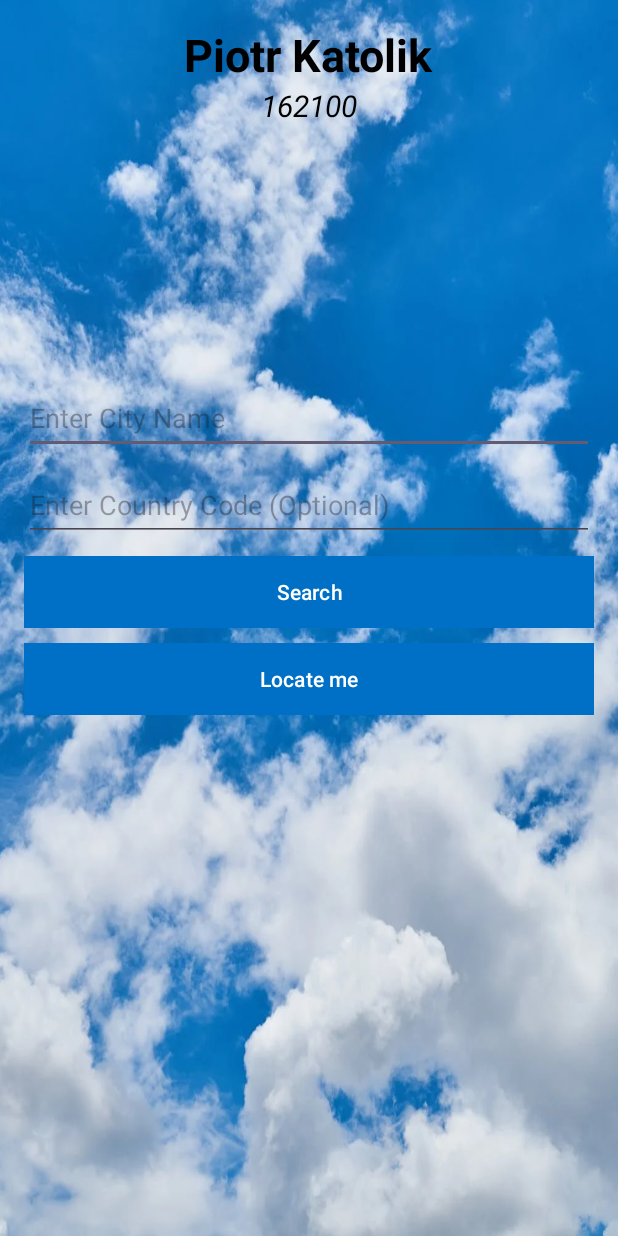
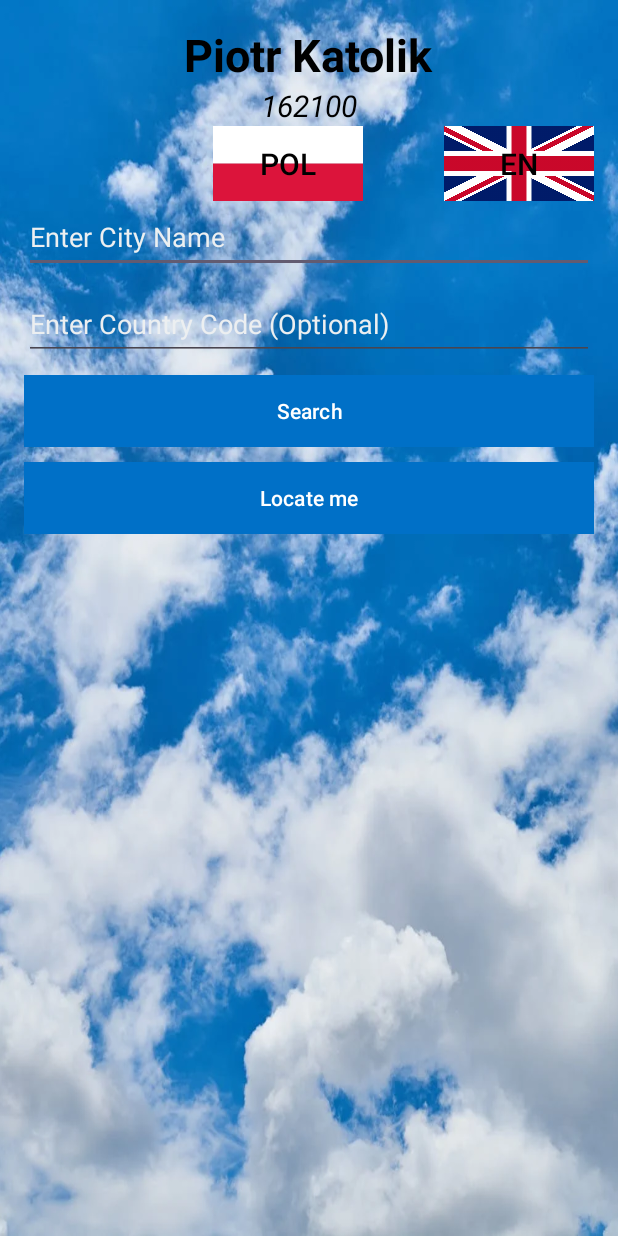
Before and after one commit to Splendorius/WeatherApp-Android, an Android app: the screen it shows after launch (MainActivity), on a phone screen of 412 x 824 dp. Run offline under Robolectric (Android 15) with nearby library versions, the phone set to English and light mode, and no system bars; our stand-ins replace Volley.

Commit message:
Dodano obsługę zmiany języka aplikacji

```diff
--- a/app/src/main/AndroidManifest.xml
+++ b/app/src/main/AndroidManifest.xml
@@ -19,6 +19,8 @@
         android:theme="@style/Theme.Weather_app"
         tools:targetApi="31">
         <activity
+            android:configChanges="locale|orientation"
+            android:windowSoftInputMode="adjustPan"
             android:name=".MainActivity"
             android:exported="true"
             android:label="@string/app_name"
--- a/app/src/main/res/layout/activity_main.xml
+++ b/app/src/main/res/layout/activity_main.xml
@@ -29,8 +29,50 @@
 
     <LinearLayout
         android:layout_width="match_parent"
+        android:layout_height="50dp"
+        android:orientation="horizontal">
+
+        <Space
+            android:layout_width="122dp"
             android:layout_height="match_parent"
-        android:gravity="center"
+            android:layout_weight="1" />
+
+
+        <Button
+            android:id="@+id/button"
+            style="?android:attr/buttonBarButtonStyle"
+            android:layout_width="100dp"
+            android:layout_height="50dp"
+            android:background="@drawable/pl_flag"
+            android:onClick="ChangePL"
+            android:text="@string/pol"
+            android:textColor="@android:color/black"
+            android:textSize="20sp"
+            app:backgroundTint="@null" />
+
+        <Space
+            android:layout_width="50dp"
+            android:layout_height="wrap_content"
+            android:layout_weight="1" />
+
+        <Button
+            android:id="@+id/button3"
+            style="?android:attr/buttonBarButtonStyle"
+            android:layout_width="100dp"
+            android:layout_height="50dp"
+            android:background="@drawable/uk_flag"
+            android:onClick="ChangeEN"
+            android:text="@string/en"
+            android:textColor="@android:color/black"
+            android:textSize="20sp"
+            app:backgroundTint="@null" />
+
+    </LinearLayout>
+
+    <LinearLayout
+        android:layout_width="match_parent"
+        android:layout_height="match_parent"
+        android:gravity="top"
         android:orientation="vertical">
 
         <EditText
@@ -38,9 +80,11 @@
             android:layout_width="match_parent"
             android:layout_height="48dp"
             android:layout_marginBottom="10dp"
+            android:autofillHints="City"
             android:ems="10"
             android:hint="@string/city_enter"
-            android:inputType="textPersonName" />
+            android:inputType="textPersonName"
+            android:textColorHint="#ECEFF1" />
 
         <EditText
             android:id="@+id/etCountry"
@@ -49,7 +93,9 @@
             android:layout_marginBottom="10dp"
             android:ems="10"
             android:hint="@string/country_enter"
-            android:inputType="textPersonName" />
+            android:inputType="textPersonName"
+            android:textColorHint="#ECEFF1"
+            android:autofillHints="" />
 
         <Button
             android:id="@+id/btnGet"
@@ -83,4 +129,5 @@
                 android:layout_height="wrap_content" />
         </ScrollView>
     </LinearLayout>
+
 </LinearLayout>
--- a/app/src/main/res/values/strings.xml
+++ b/app/src/main/res/values/strings.xml
@@ -1,9 +1,5 @@
 <resources>
-    <string name="app_name">Weather_app</string>
-    <string name="action_settings">Settings</string>
-
-    <string name="next">Next</string>
-    <string name="previous">Previous</string>
+    <string name="app_name" translatable="false">Weather_app</string>
 
     <string name="city_enter">Enter City Name</string>
     <string name="country_enter">"Enter Country Code (Optional)"</string>
@@ -11,12 +7,25 @@
     <string name="search">"Search"</string>
     <string name="locate">"Locate me"</string>
 
-    <string name="name">Piotr Katolik</string>
-    <string name="album">162100</string>
+    <string name="name" translatable="false">Piotr Katolik</string>
+    <string name="album" translatable="false">162100</string>
 
 
     <string name="city_empty">City field can not be empty!</string>
     <string name="loading">Loading, please wait!</string>
     <string name="permission">Give permissions and refresh result</string>
 
+    <string name="Current_weather">Current weather of \t</string>
+    <string name="Temp">\n Temp: \t</string>
+    <string name="Feels_Like">\n Feels Like: \t</string>
+
+    <string name="Humidity">\n Humidity \t</string>
+    <string name="Description">\n description: \t</string>
+    <string name="Wind">\n Wind Speed: \t</string>
+    <string name="Cloudiness">\n Cloudiness: \t</string>
+    <string name="Pressure">\n Pressure: \t</string>
+    <string name="pol" translatable="false">POL</string>
+    <string name="en" translatable="false">EN</string>
+
+
 </resources>
--- a/build.gradle.kts
+++ b/build.gradle.kts
@@ -1,4 +1,4 @@
 // Top-level build file where you can add configuration options common to all sub-projects/modules.
 plugins {
-    id("com.android.application") version "8.1.2" apply false
+    id("com.android.application") version "8.2.0" apply false
 }
```
Also changed, not shown: app/build.gradle.kts (+5 -4 lines), app/src/main/java/com/spl/weather_app/MainActivity.java (renamed from app/src/main/java/com/example/weather_app/MainActivity.java, +56 -18 lines), app/src/main/res/drawable/pl_flag.png (added), app/src/main/res/drawable/uk_flag.png (added), gradle/wrapper/gradle-wrapper.properties, 1 other file. Lines whose indentation alone changed are shown as unchanged.
